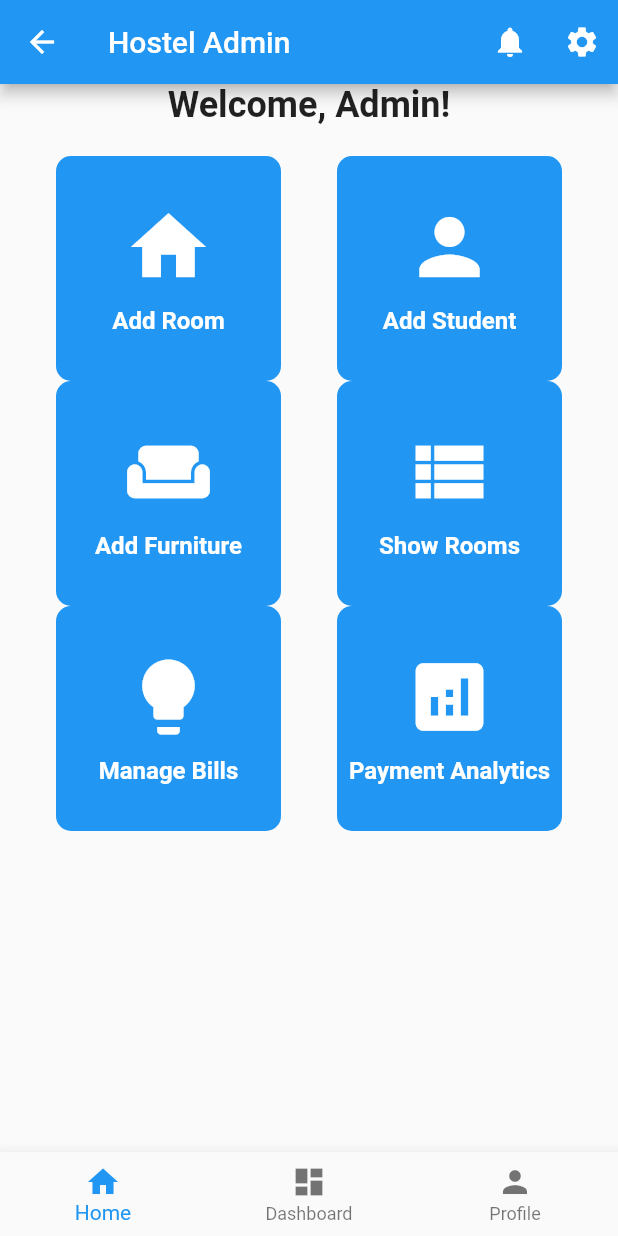
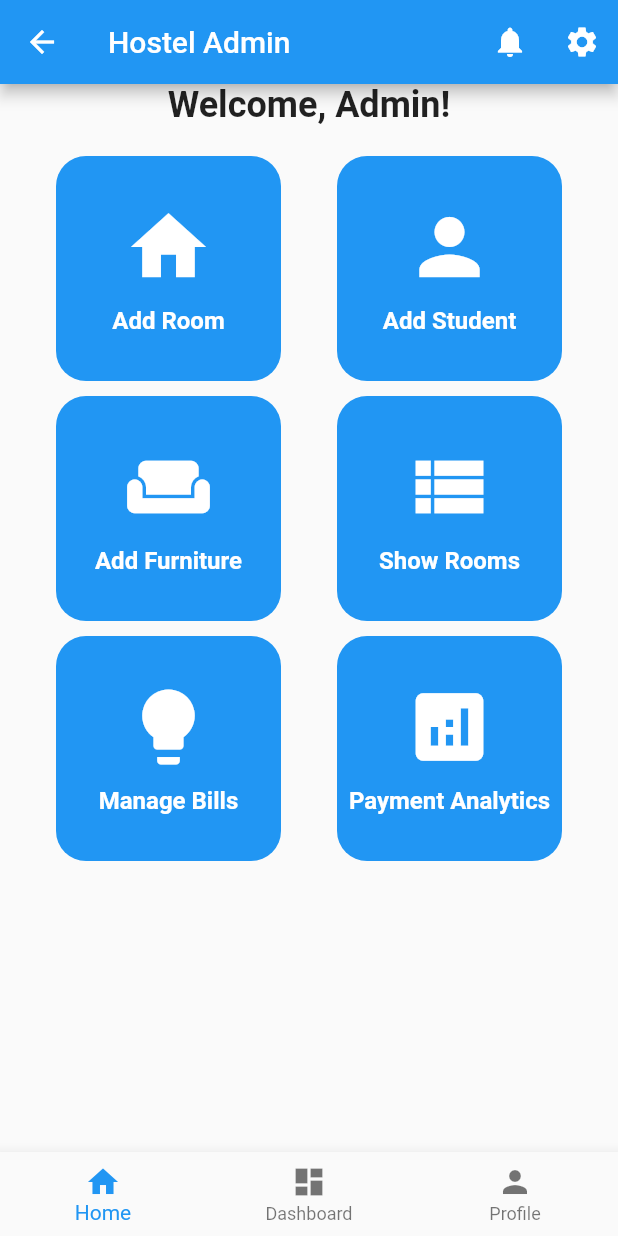
Before and after one commit to Karmpatel960/HostelKube, a Flutter app: the HomePage screen opened directly with empty values, in the side drawer, after a tap on "About Us", on a phone screen of 412 x 824 dp. Run offline on Flutter 3.47's test engine with Material 2 defaults, Android fonts, the light colour scheme and no system bars; our stand-ins replace carousel_slider, cloud_firestore, firebase_auth, firebase_core, firebase_database, fluttertoast and 4 more; missing offline and left inert: razorpay_flutter; accounts and stored records are empty.

Commit message:
room added

```diff
--- a/hostelkube_frontend/lib/src/features/admin/admin.dart
+++ b/hostelkube_frontend/lib/src/features/admin/admin.dart
@@ -2,6 +2,10 @@ import 'package:flutter/material.dart';
 import './room.dart';
 
 class AdminHomePage extends StatelessWidget {
+  final String userId; // User ID passed to this screen
+
+  AdminHomePage({required this.userId});
+
   @override
   Widget build(BuildContext context) {
     return Scaffold(
@@ -64,6 +68,7 @@ class AdminHomePage extends StatelessWidget {
                 ),
               ],
             ),
+            SizedBox(height: 10), // Add a gap between rows
             // Create another row with two clickable boxes
             Row(
               mainAxisAlignment: MainAxisAlignment.spaceEvenly,
@@ -94,6 +99,7 @@ class AdminHomePage extends StatelessWidget {
                 ),
               ],
             ),
+            SizedBox(height: 10), // Add a gap between rows
             // Create the last row with two clickable boxes
             Row(
               mainAxisAlignment: MainAxisAlignment.spaceEvenly,
@@ -151,7 +157,7 @@ class AdminHomePage extends StatelessWidget {
   }
 }
 
-class ClickableBox extends StatelessWidget {
+class ClickableBox extends StatefulWidget {
   final String text;
   final IconData icon;
   final VoidCallback onPressed;
@@ -159,31 +165,46 @@ class ClickableBox extends StatelessWidget {
   ClickableBox({required this.text, required this.icon, required this.onPressed});
 
   @override
+  _ClickableBoxState createState() => _ClickableBoxState();
+}
+
+class _ClickableBoxState extends State<ClickableBox> {
+  bool isTapped = false;
+
+  @override
   Widget build(BuildContext context) {
     return GestureDetector(
-      onTap: onPressed,
+      onTap: () {
+        setState(() {
+          isTapped = !isTapped;
+        });
+        if (isTapped) {
+          // Navigate to the specified page
+          widget.onPressed();
+        }
+      },
       child: Container(
         width: 150,
         height: 150,
         decoration: BoxDecoration(
-          color: Colors.blue,
-          borderRadius: BorderRadius.circular(10),
+          color: isTapped ? Colors.grey : Colors.blue,
+          borderRadius: BorderRadius.circular(20),
         ),
         child: Column(
           mainAxisAlignment: MainAxisAlignment.center,
           children: [
             Icon(
-              icon,
+              widget.icon,
               size: 60,
-              color: Colors.white,
+              color: isTapped ? Colors.blue : Colors.white,
             ),
             SizedBox(height: 10),
             Text(
-              text,
+              widget.text,
               style: TextStyle(
                 fontSize: 16,
                 fontWeight: FontWeight.bold,
-                color: Colors.white,
+                color: isTapped ? Colors.blue : Colors.white,
               ),
             ),
           ],
@@ -195,19 +216,21 @@ class ClickableBox extends StatelessWidget {
 
 
 
-class AddRoomPage extends StatelessWidget {
-  @override
-  Widget build(BuildContext context) {
-    return Scaffold(
-      appBar: AppBar(
-        title: Text('Add Room'),
-      ),
-      body: Center(
-        child: Text('Add Room Form Goes Here'),
-      ),
-    );
-  }
-}
+
+
+// class AddRoomPage extends StatelessWidget {
+//   @override
+//   Widget build(BuildContext context) {
+//     return Scaffold(
+//       appBar: AppBar(
+//         title: Text('Add Room'),
+//       ),
+//       body: Center(
+//         child: Text('Add Room Form Goes Here'),
+//       ),
+//     );
+//   }
+// }
 
 class AddStudentPage extends StatelessWidget {
   @override
--- a/hostelkube_frontend/lib/src/features/home/home.dart
+++ b/hostelkube_frontend/lib/src/features/home/home.dart
@@ -191,7 +191,7 @@ Future<String> fetchUserName(String userId) async {
               onTap: () {
                      Navigator.of(context).push(
         MaterialPageRoute(
-          builder: (context) => AdminHomePage(),
+          builder: (context) => AdminHomePage(userId: userId,),
         ),
       );
                 // Add code to navigate to the "About Us" screen here
--- a/hostelkube_frontend/lib/src/features/login/login.dart
+++ b/hostelkube_frontend/lib/src/features/login/login.dart
@@ -70,8 +70,8 @@ class _LoginScreenState extends State<LoginScreen> {
                           onPressed: () {
                             Navigator.of(context).push(
                              MaterialPageRoute(
-                                    // builder: (context) => SignInScreen(), // Replace with your LoginScreen widget
-                                    builder: (context) => AdminHomePage(),
+                                     builder: (context) => SignInScreen(), // Replace with your LoginScreen widget
+                                    // builder: (context) => AdminHomePage(),
                                                         ),
                                     );
                           },
--- a/hostelkube_frontend/lib/src/router/router.dart
+++ b/hostelkube_frontend/lib/src/router/router.dart
@@ -23,8 +23,8 @@ class Routes {
       // case homeRoute:
       //   return MaterialPageRoute(builder: (_) => HomeScreen());
 
-      case adminRoute:
-        return MaterialPageRoute(builder: (_) => AdminHomePage());
+      // case adminRoute:
+      //   return MaterialPageRoute(builder: (_) => AdminHomePage());
 
       case loginRoute:
         return MaterialPageRoute(builder: (_) => LoginScreen());
```
Also changed, not shown: hostelkube_frontend/lib/src/features/admin/room.dart (+102 -77 lines), hostelkube_frontend/lib/src/features/signin/signin.dart (+77 -0 lines), 2 other files.
